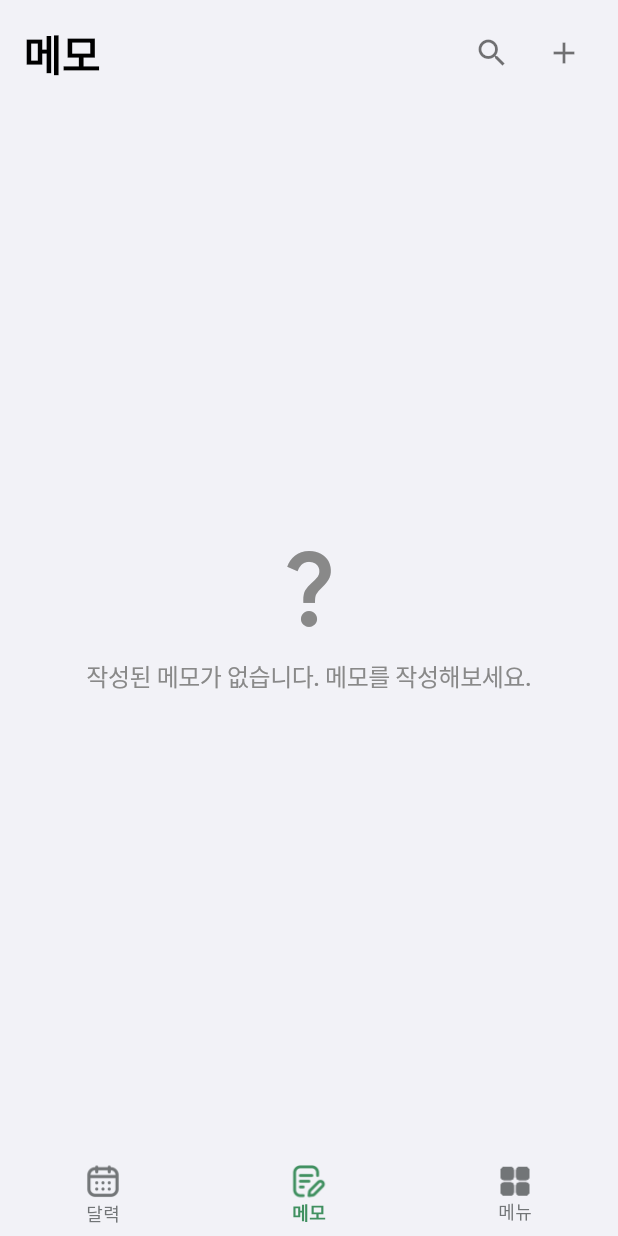
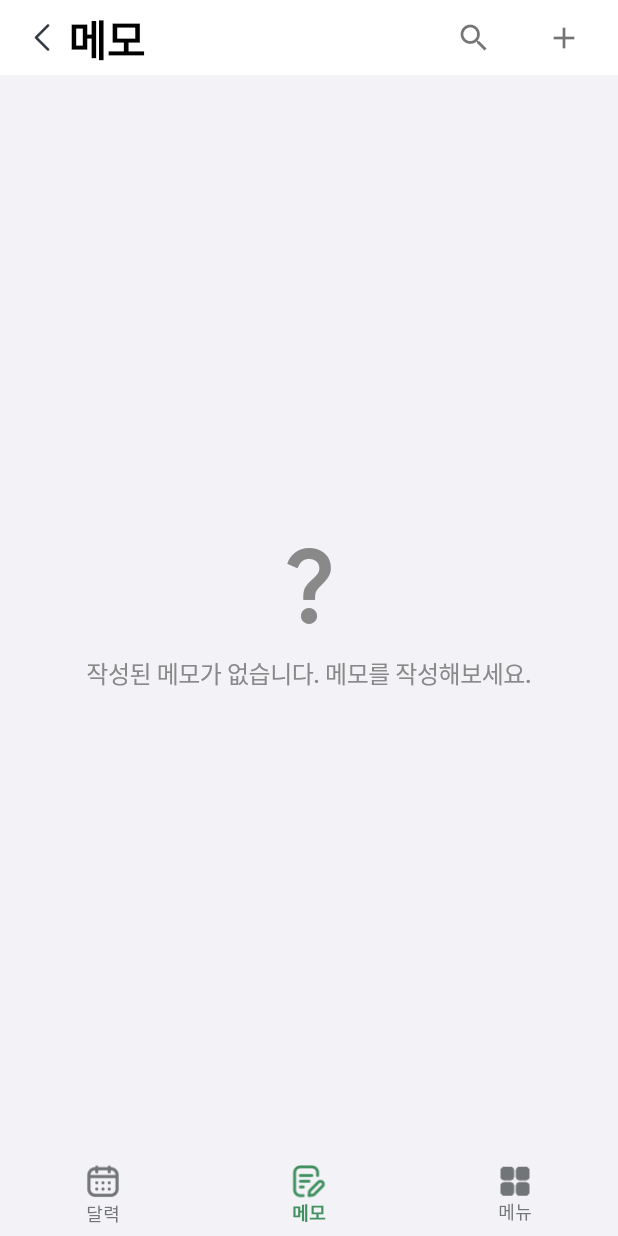
Before and after one commit to jihojivenchy/With-Calendar-Flutter-, a Flutter app: the TabScreen screen opened by its route, swiped to page 2, on a phone screen of 412 x 824 dp. Run offline on Flutter 3.47's test engine with Material 3 defaults, Android fonts, the phone set to English and light mode, and no system bars; drawn by our look-alikes of flutter_animate; our stand-ins replace cloud_firestore, firebase_auth, firebase_core, flutter_easyloading, flutter_hooks, flutter_riverpod and 2 more; missing offline and left inert: bounce_tapper; accounts and stored records are empty; Roboto replaces fonts that are missing (Pretendard).

```diff
--- a/lib/main.dart
+++ b/lib/main.dart
@@ -65,3 +65,8 @@ class App extends ConsumerWidget {
     );
   }
 }
+
+
+// TODO: ---할일
+// 1. FireStore API 모듈 추가
+// 2.
--- a/lib/presentation/design_system/component/app_bar/app_bar.dart
+++ b/lib/presentation/design_system/component/app_bar/app_bar.dart
@@ -7,6 +7,7 @@ import 'package:with_calendar/utils/constants/image_paths.dart';
 class DefaultAppBar extends StatelessWidget implements PreferredSizeWidget {
   final String title;
   final double fontSize;
+  final FontWeight fontWeight;
   final List<Widget>? actions;
   final VoidCallback? onBackPressed;
   final bool isShowBackButton;
@@ -18,6 +19,7 @@ class DefaultAppBar extends StatelessWidget implements PreferredSizeWidget {
     super.key,
     required this.title,
     this.fontSize = 16,
+    this.fontWeight = FontWeight.w700,
     this.actions,
     this.onBackPressed,
     this.isShowBackButton = true,
@@ -34,7 +36,7 @@ class DefaultAppBar extends StatelessWidget implements PreferredSizeWidget {
       surfaceTintColor: backgroundColor,
       backgroundColor: backgroundColor,
       titleSpacing: -10,
-      title: AppText(text: title, fontSize: fontSize),
+      title: AppText(text: title, fontSize: fontSize, fontWeight: fontWeight),
       leading: isShowBackButton
           ? IconButton(
               icon: Image.asset(ImagePaths.arrowLeft, width: 20, height: 20),
--- a/lib/presentation/screens/auth/sign_up/sign_up_screen.dart
+++ b/lib/presentation/screens/auth/sign_up/sign_up_screen.dart
@@ -107,8 +107,6 @@ class SignUpScreen extends BaseScreen with SignUpScreenEvent {
       ),
     );
 
-    print('이름 페이지 재빌드');
-
     return SetNamePage(
       focusNode: _nameFocusNode,
       onNameChanged: (value) {
@@ -130,8 +128,6 @@ class SignUpScreen extends BaseScreen with SignUpScreenEvent {
   /// 이메일 작성 페이지
   ///
   Widget _buildSetEmailPage(WidgetRef ref) {
-    print('이메일 페이지 재빌드');
-
     return SetEmailPage(
       focusNode: _emailFocusNode,
       onEmailChanged: (value) {
@@ -171,8 +167,6 @@ class SignUpScreen extends BaseScreen with SignUpScreenEvent {
     final isPasswordConfirmVisible = ref.watch(
       SignUpScreenState.isPasswordConfirmVisibleProvider,
     );
-
-    print('비밀번호 페이지 재빌드');
 
     return SetPasswordPage(
       focusNode: _passwordFocusNode,
--- a/lib/presentation/screens/tab/memo/memo_list_screen.dart
+++ b/lib/presentation/screens/tab/memo/memo_list_screen.dart
@@ -5,6 +5,7 @@ import 'package:flutter_hooks/flutter_hooks.dart';
 import 'package:flutter_riverpod/flutter_riverpod.dart';
 import 'package:go_router/go_router.dart';
 import 'package:with_calendar/presentation/common/base/base_screen.dart';
+import 'package:with_calendar/presentation/design_system/component/app_bar/app_bar.dart';
 import 'package:with_calendar/presentation/design_system/component/dialog/app_dialog.dart';
 import 'package:with_calendar/presentation/design_system/component/text/app_text.dart';
 import 'package:with_calendar/presentation/design_system/component/view/empty_view.dart';
@@ -21,70 +22,57 @@ class MemoListScreen extends BaseScreen with MemoListScreenEvent {
   MemoListScreen({super.key});
 
   @override
+  void onInit(WidgetRef ref) {
+    super.onInit(ref);
+    subscribeMemoList(ref); // 메모 리스트 구독
+  }
+
+  @override
+  void onDispose(WidgetRef ref) {
+    super.onDispose(ref);
+    disposeSubscription(ref); // 메모 리스트 구독 해제
+  }
+
+  @override
   Widget buildBody(BuildContext context, WidgetRef ref) {
     useAutomaticKeepAlive();
-
-    return Padding(
-      padding: const EdgeInsets.symmetric(horizontal: 16),
-      child: Column(
-        crossAxisAlignment: CrossAxisAlignment.start,
-        children: [
-          // 상단 섹션 (앱 바)
-          _buildTopSection(ref),
-          // 메모 리스트
-          _buildMemoList(ref),
-        ],
-      ),
-    );
+    return _buildMemoList(ref);
   }
 
+  ///
+  /// 배경색 설정
+  ///
   @override
   Color? get backgroundColor => const Color(0xFFF2F2F7);
 
   ///
-  /// 상단 섹션
+  /// 앱 바 구성
   ///
-  Widget _buildTopSection(WidgetRef ref) {
-    return Column(
-      crossAxisAlignment: CrossAxisAlignment.start,
-      children: [
-        const SizedBox(height: 15),
-        Row(
-          mainAxisAlignment: MainAxisAlignment.spaceBetween,
-          crossAxisAlignment: CrossAxisAlignment.end,
-          children: [
-            AppText(text: '메모', fontSize: 28, fontWeight: FontWeight.w800),
-            Row(
-              children: [
+  @override
+  PreferredSizeWidget? buildAppBar(BuildContext context, WidgetRef ref) {
+    return DefaultAppBar(
+      title: '메모',
+      fontSize: 28,
+      fontWeight: FontWeight.w800,
+      actions: [
         GestureDetector(
           onTap: () {},
           child: Container(
             padding: const EdgeInsets.all(8),
-                    child: const Icon(
-                      Icons.search,
-                      size: 24,
-                      color: Colors.black54,
+            child: const Icon(Icons.search, size: 24, color: Colors.black54),
           ),
         ),
-                ),
-                const SizedBox(width: 8),
+        const SizedBox(width: 20),
         GestureDetector(
           onTap: () {
             CreateMemoRoute().push(ref.context);
           },
           child: Container(
             padding: const EdgeInsets.all(8),
-                    child: const Icon(
-                      Icons.add,
-                      size: 24,
-                      color: Colors.black54,
+            child: const Icon(Icons.add, size: 24, color: Colors.black54),
           ),
         ),
-                ),
-              ],
-            ),
-          ],
-        ),
+        const SizedBox(width: 16),
       ],
     );
   }
@@ -102,7 +90,12 @@ class MemoListScreen extends BaseScreen with MemoListScreenEvent {
         }
         return Expanded(
           child: ListView.separated(
-            padding: const EdgeInsets.only(top: 16, bottom: 30),
+            padding: const EdgeInsets.only(
+              top: 16,
+              left: 16,
+              right: 16,
+              bottom: 30,
+            ),
             itemCount: memoList.length,
             itemBuilder: (BuildContext context, int index) {
               final Memo memo = memoList[index];
@@ -122,7 +115,12 @@ class MemoListScreen extends BaseScreen with MemoListScreenEvent {
           Expanded(child: const LoadingView(title: '메모 목록을 불러오는 중입니다.')),
       error: (error, _) {
         log('메모 조회 실패: ${error.toString()}');
-        return Expanded(child: ErrorView(title: '조회 중 오류가 발생했습니다.'));
+        return Expanded(
+          child: ErrorView(
+            title: '조회 중 오류가 발생했습니다.',
+            onRetryBtnTapped: () => retry(ref), // 재시도
+          ),
+        );
       },
     );
   }
--- a/lib/presentation/screens/tab/memo/memo_list_screen_state.dart
+++ b/lib/presentation/screens/tab/memo/memo_list_screen_state.dart
@@ -1,10 +1,18 @@
+import 'dart:async';
+
 import 'package:flutter_riverpod/flutter_riverpod.dart';
 import 'package:with_calendar/data/services/memo/memo_service.dart';
 import 'package:with_calendar/domain/entities/memo/memo.dart';
 
 mixin class MemoListScreenState {
   /// 메모 리스트
-  static final memoListProvider = StreamProvider<List<Memo>>((ref) {
-    return MemoService().fetchMemoList();
+  static final memoListProvider = StateProvider<AsyncValue<List<Memo>>>((ref) {
+    return const AsyncValue.loading();
   });
+
+  /// 메모 리스트 구독 상태
+  static final subscriptionProvider =
+      StateProvider<StreamSubscription<List<Memo>>?>((ref) {
+        return null;
+      });
 }
```
Also changed, not shown: lib/presentation/common/base/base_screen.dart (+6 -2 lines), lib/presentation/screens/tab/memo/create/create_memo_screen.dart (+16 -7 lines), lib/presentation/screens/tab/memo/memo_list_screen_event.dart (+55 -0 lines), lib/presentation/screens/tab/memo/update/update_memo_screen.dart (+6 -2 lines). Lines whose indentation alone changed are shown as unchanged.
